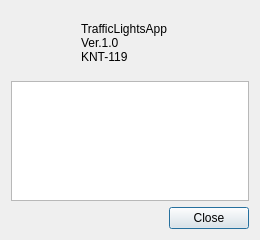
The window that aboutform.ui (VladosYetti/CourseWork-TrafficLights-KNT-119) describes before a commit, drawn with Qt 5.
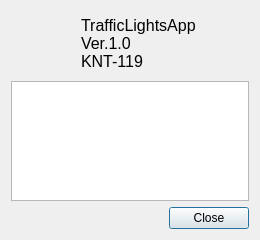
The same window after the commit. Icons and pictures are not drawn.

The edit to the form file:
```diff
--- a/aboutform.ui
+++ b/aboutform.ui
@@ -57,6 +57,11 @@
        </item>
        <item>
         <widget class="QLabel" name="about">
+         <property name="font">
+          <font>
+           <pointsize>12</pointsize>
+          </font>
+         </property>
          <property name="text">
           <string>TrafficLightsApp
 Ver.1.0
```
